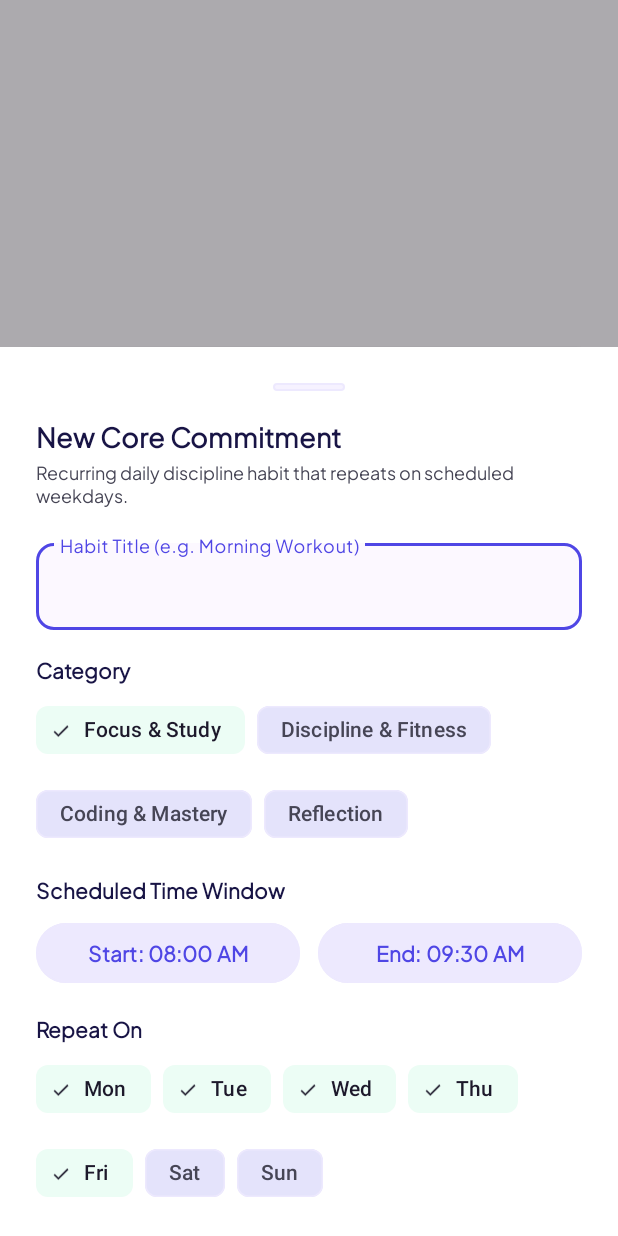
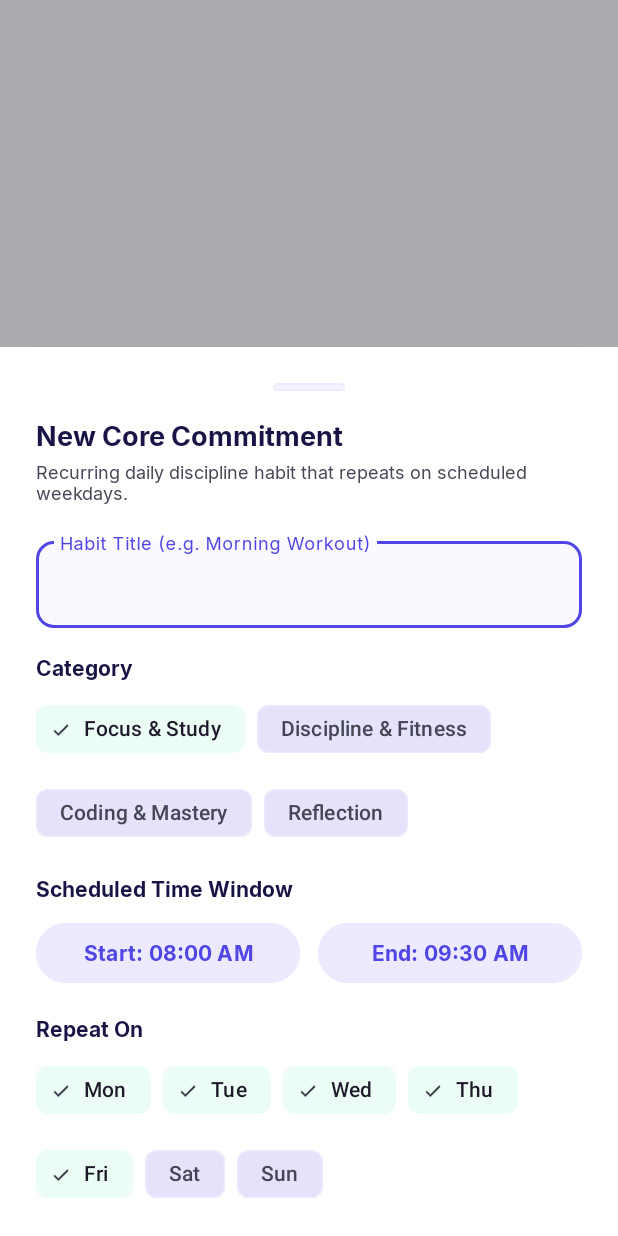
Before and after one commit to Dhanush0717/AscendU, an Android app: the fragment AddEditRecurringBottomSheet placed in its activity, on a phone screen of 412 x 824 dp. Run offline under Robolectric (Android 15) with nearby library versions, the phone set to English and light mode, and no system bars; our stand-ins replace Room's generated code, navigation-ui; 1 statement that could not run was skipped.

Commit message:
Apply Inter font family across design system and typography themes

```diff
--- /dev/null
+++ b/app/src/main/res/font/inter.xml
@@ -0,0 +1,19 @@
+<?xml version="1.0" encoding="utf-8"?>
+<font-family xmlns:android="http://schemas.android.com/apk/res/android">
+    <font
+        android:fontStyle="normal"
+        android:fontWeight="400"
+        android:font="@font/inter_regular" />
+    <font
+        android:fontStyle="normal"
+        android:fontWeight="500"
+        android:font="@font/inter_medium" />
+    <font
+        android:fontStyle="normal"
+        android:fontWeight="600"
+        android:font="@font/inter_semibold" />
+    <font
+        android:fontStyle="normal"
+        android:fontWeight="700"
+        android:font="@font/inter_bold" />
+</font-family>
--- a/app/src/main/res/values/themes.xml
+++ b/app/src/main/res/values/themes.xml
@@ -33,8 +33,8 @@
         <item name="android:windowLightStatusBar">true</item>
 
         <!-- Typography Font Family -->
-        <item name="fontFamily">@font/plus_jakarta_sans</item>
-        <item name="android:fontFamily">@font/plus_jakarta_sans</item>
+        <item name="fontFamily">@font/inter</item>
+        <item name="android:fontFamily">@font/inter</item>
     </style>
 
     <style name="Theme.AscendU" parent="Base.Theme.AscendU" />
@@ -64,7 +64,7 @@
         <item name="backgroundTint">@color/stitch_primary</item>
         <item name="android:textColor">@color/stitch_on_primary</item>
         <item name="android:textStyle">bold</item>
-        <item name="android:fontFamily">@font/plus_jakarta_sans</item>
+        <item name="android:fontFamily">@font/inter</item>
         <item name="android:letterSpacing">0.01</item>
     </style>
 
@@ -75,7 +75,7 @@
         <item name="backgroundTint">@color/stitch_primary_tint</item>
         <item name="android:textColor">@color/stitch_primary</item>
         <item name="android:textStyle">bold</item>
-        <item name="android:fontFamily">@font/plus_jakarta_sans</item>
+        <item name="android:fontFamily">@font/inter</item>
         <item name="strokeWidth">@dimen/stitch_stroke_subtle</item>
         <item name="strokeColor">@color/stitch_outline_subtle</item>
     </style>
```
Also changed, not shown: app/src/main/res/font/inter_bold.ttf (added), app/src/main/res/font/inter_medium.ttf (added), app/src/main/res/font/inter_regular.ttf (added), app/src/main/res/font/inter_semibold.ttf (added).
